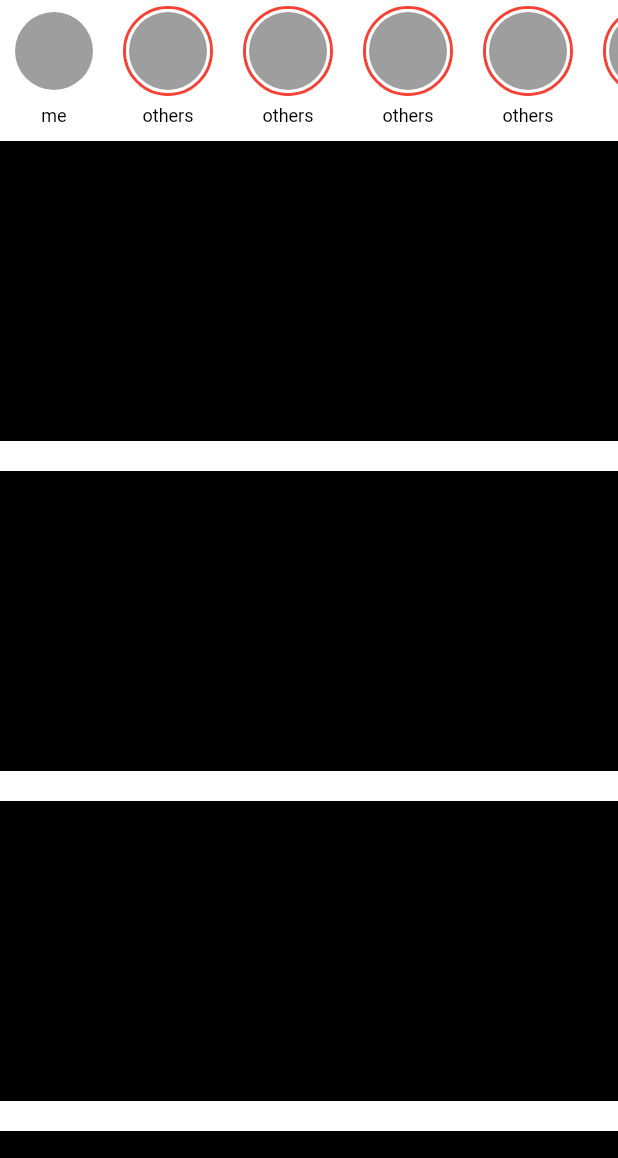
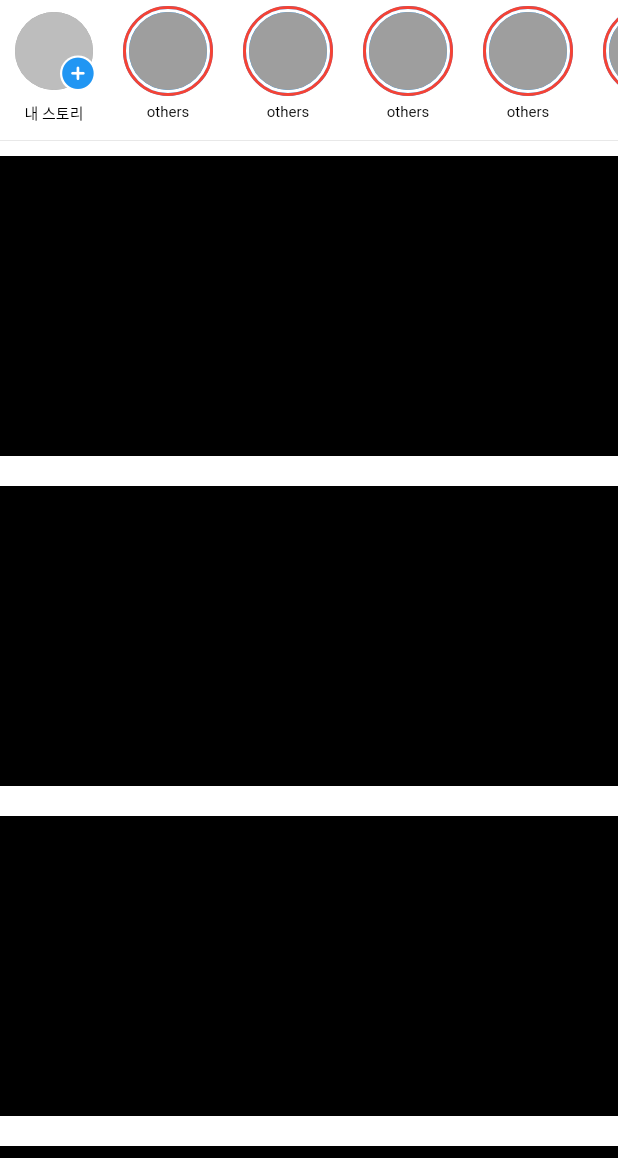
Before and after one commit to kmh339/my_instagram, a Flutter app: the InstagramScreen screen opened directly, on a phone screen of 412 x 824 dp, the part 78-1236 px from its top. Run offline on Flutter 3.47's test engine with Material 2 defaults, Android fonts, the phone set to English and light mode, and no system bars; drawn by our look-alikes of pull_to_refresh; our stand-ins replace bloc, equatable, flutter_bloc, flutter_icons.

Commit message:
change instagram ui

```diff
--- a/lib/pages/home/instagram/instagram_screen.dart
+++ b/lib/pages/home/instagram/instagram_screen.dart
@@ -1,6 +1,7 @@
 import 'package:flutter/cupertino.dart';
 import 'package:flutter/material.dart';
 import 'package:pull_to_refresh/pull_to_refresh.dart';
+import 'package:flutter_icons/flutter_icons.dart';
 
 class InstagramScreen extends StatefulWidget {
   @override
@@ -72,7 +73,10 @@ class _InstagramScreenState extends State<InstagramScreen> {
         header: CustomHeader(
           builder: (BuildContext buildContext, RefreshStatus refreshStatus) {
             if (refreshStatus == RefreshStatus.refreshing || refreshStatus == RefreshStatus.idle || refreshStatus == RefreshStatus.completed) {
-              return CupertinoActivityIndicator();
+              return SizedBox(
+                height: 60,
+                child: CupertinoActivityIndicator(),
+              );
             } else {
               return const SizedBox(
                 height: 0,
@@ -83,7 +87,10 @@ class _InstagramScreenState extends State<InstagramScreen> {
         footer: CustomFooter(
           builder: (BuildContext buildContext, LoadStatus loadStatus) {
             if (loadStatus == LoadStatus.loading) {
-              return CupertinoActivityIndicator();
+              return SizedBox(
+                height: 60,
+                child: CupertinoActivityIndicator(),
+              );
             } else {
               return const SizedBox(
                 height: 0,
@@ -116,25 +123,59 @@ class _HorizontalFriendList extends StatelessWidget {
     return Container(
       margin: const EdgeInsets.symmetric(horizontal: 10),
       alignment: Alignment.center,
-      height: 80,
+      height: 76,
       child: Column(
         children: [
           const SizedBox(
             height: 4,
           ),
+          Stack(
+            overflow: Overflow.visible,
+            children: [
               Container(
                 width: 52,
                 height: 52,
+                child: ElevatedButton(
+                  onPressed: () {},
+                  style: ElevatedButton.styleFrom(
+                    primary: Colors.grey,
+                    padding: EdgeInsets.all(0),
+                    elevation: 0,
+                    side: BorderSide.none,
+                    shape: RoundedRectangleBorder(
+                      borderRadius: BorderRadius.circular(30),
+                    ),
+                  ),
                   child: CircleAvatar(
                     radius: 26,
-              backgroundColor: Colors.grey,
+                    backgroundColor: Colors.grey[400],
                   ),
                 ),
-          const Spacer(),
+              ),
+              Positioned(
+                right: -2,
+                bottom: -1,
+                child: Container(
+                  width: 24,
+                  height: 24,
+                  decoration: BoxDecoration(
+                    borderRadius: BorderRadius.circular(12),
+                    color: Colors.white,
+                  ),
+                  child: Icon(
+                    FontAwesome.plus_circle,
+                    color: Colors.blue,
+                    size: 21,
+                  ),
+                ),
+              ),
+            ],
+          ),
+          const SizedBox(height: 7),
           Text(
-            'me',
+            '내 스토리',
             style: TextStyle(
-              fontSize: 12,
+              fontSize: 10,
               color: Colors.black,
             ),
           ),
@@ -147,15 +188,21 @@ class _HorizontalFriendList extends StatelessWidget {
     return Container(
       margin: const EdgeInsets.symmetric(horizontal: 10),
       alignment: Alignment.center,
-      height: 80,
+      height: 76,
       child: Column(
         children: [
           Container(
             width: 60,
             height: 60,
-            decoration: BoxDecoration(
+            child: ElevatedButton(
+              onPressed: () {},
+              style: ElevatedButton.styleFrom(
+                padding: const EdgeInsets.all(0),
+                elevation: 0,
+                shape: RoundedRectangleBorder(
                   borderRadius: BorderRadius.circular(30),
-              border: Border.all(
+                ),
+                side: BorderSide(
                   width: 2,
                   color: Colors.red,
                 ),
@@ -174,11 +221,12 @@ class _HorizontalFriendList extends StatelessWidget {
                 ),
               ),
             ),
-          const Spacer(),
+          ),
+          const SizedBox(height: 5),
           Text(
             'others',
             style: TextStyle(
-              fontSize: 12,
+              fontSize: 10,
               color: Colors.black,
             ),
           ),
@@ -190,10 +238,19 @@ class _HorizontalFriendList extends StatelessWidget {
   @override
   Widget build(BuildContext context) {
     return Container(
-      height: 80,
+      decoration: BoxDecoration(
+        border: Border(
+          bottom: BorderSide(
+            color: Colors.grey[300],
+            width: 0.5,
+          ),
+        ),
+      ),
+      height: 90,
       child: ListView.builder(
         scrollDirection: Axis.horizontal,
         physics: const BouncingScrollPhysics(),
+        shrinkWrap: true,
         itemCount: 15,
         itemBuilder: (BuildContext buildContext, int index) {
           if (index == 0) {
```
Lines whose indentation alone changed are shown as unchanged.
